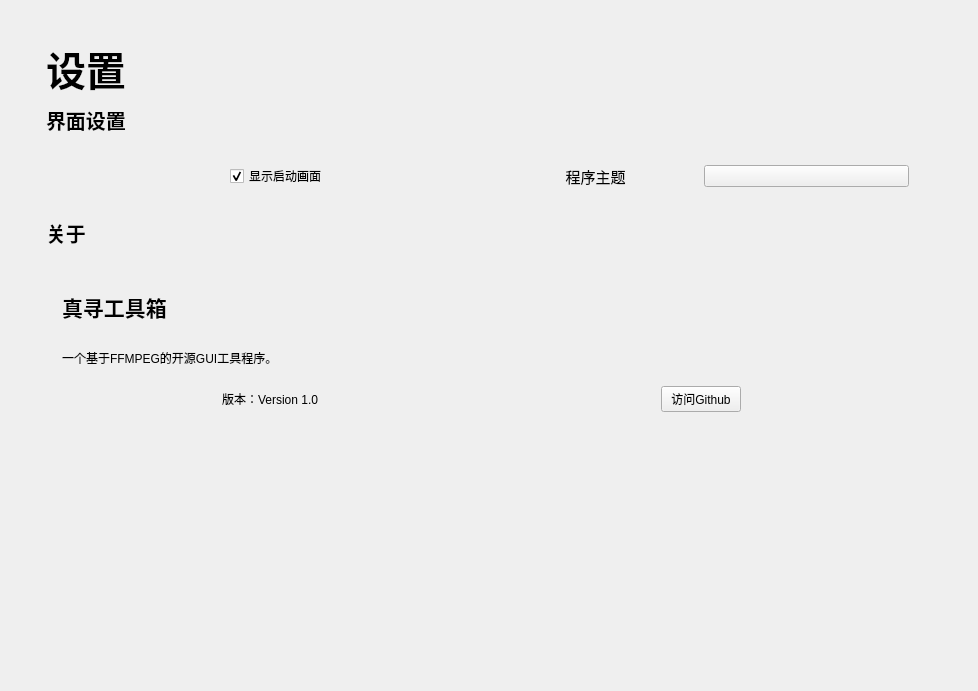
Qt form UI/QtDesigner/setting.ui (Eanya-Tonic/MihiroToolbox) before a commit.
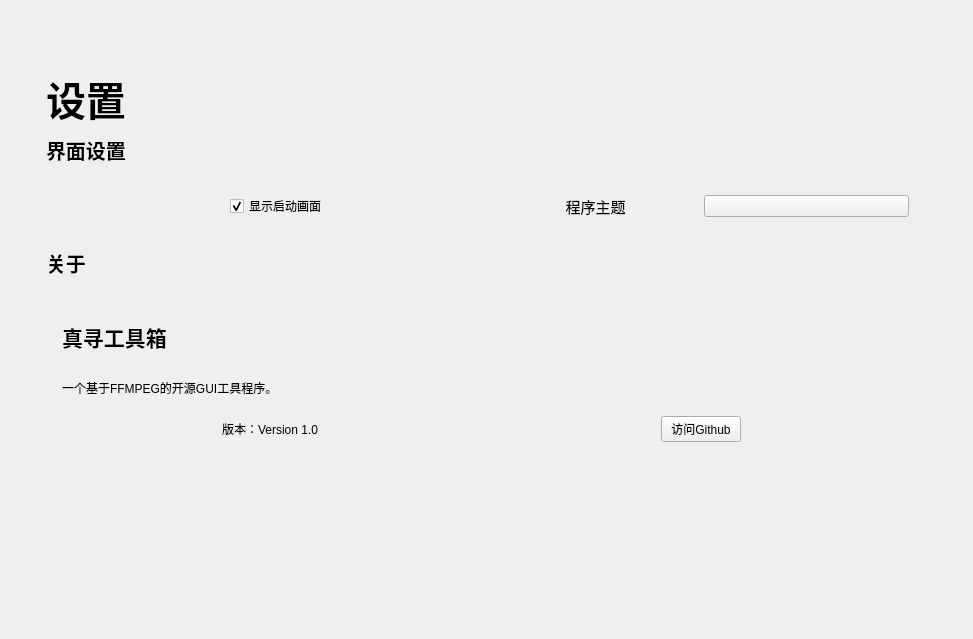
The same form after that commit. Custom widgets are drawn as their Qt base class.

Commit message: 微调设置界面UI

```diff
--- a/UI/QtDesigner/setting.ui
+++ b/UI/QtDesigner/setting.ui
@@ -6,18 +6,18 @@
    <rect>
     <x>0</x>
     <y>0</y>
-    <width>978</width>
-    <height>691</height>
+    <width>973</width>
+    <height>639</height>
    </rect>
   </property>
   <property name="windowTitle">
    <string>Form</string>
   </property>
-  <widget class="QWidget" name="">
+  <widget class="QWidget" name="layoutWidget">
    <property name="geometry">
     <rect>
      <x>30</x>
-     <y>30</y>
+     <y>60</y>
      <width>911</width>
      <height>414</height>
     </rect>
@@ -199,7 +199,7 @@
               <font>
                <family>微软雅黑</family>
                <pointsize>16</pointsize>
-               <weight>63</weight>
+               <weight>75</weight>
                <bold>true</bold>
               </font>
              </property>
```
The commit also changes 1 other file.
